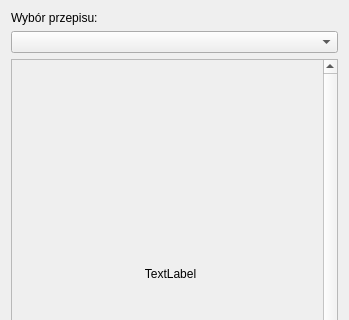
This is ui/recipe.ui in sealcode/gpandoc as Qt 5 draws it before an edit; both pictures show x 0 to 349 and y 0 to 320 of the 349 by 533 pixel window. The edited form follows.
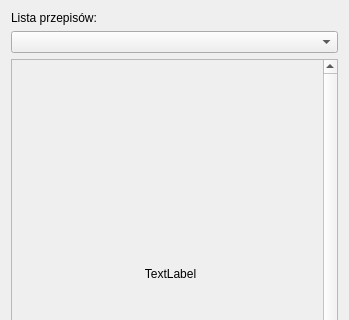
This is the edited form.

What changed in the file:
```diff
--- a/ui/recipe.ui
+++ b/ui/recipe.ui
@@ -19,7 +19,7 @@
      <item>
       <widget class="QLabel" name="label_1">
        <property name="text">
-        <string>Wybór przepisu:</string>
+        <string>Lista przepisów:</string>
        </property>
       </widget>
      </item>
```
Left out of the diff: 6 changed lines with no effect on the pictures.
